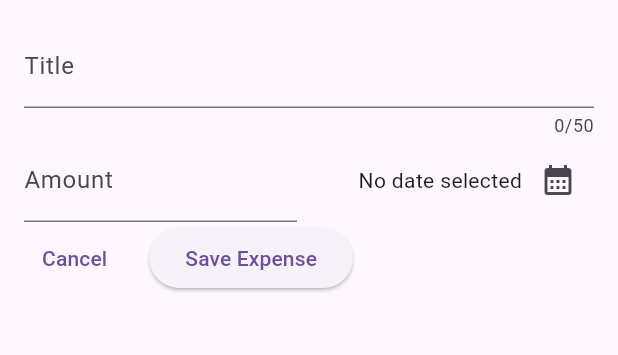
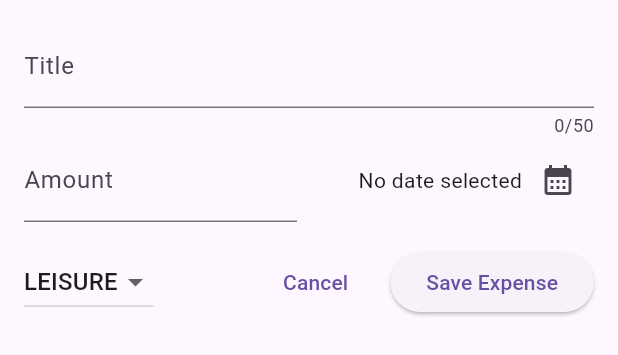
Before and after one commit to omanfathurrahman/expense_tracker, a Flutter app: the NewExpense widget shown alone on an empty page, opened directly, on a phone screen of 412 x 824 dp. Shown: the top 355 px of the screen. Run offline on Flutter 3.47's test engine with Material 2 defaults, Android fonts, the phone set to English and light mode, and no system bars.

Commit message:
Adding a Dropdown Button

```diff
--- a/lib/widgets/new_expense.dart
+++ b/lib/widgets/new_expense.dart
@@ -19,6 +19,7 @@ class _NewExpenseState extends State<NewExpense> {
   final _titleController = TextEditingController();
   final _amountController = TextEditingController();
   DateTime? _selectedDate;
+  Category _selectedCategory = Category.leisure;
 
   @override
   void dispose() {
@@ -70,7 +71,7 @@ class _NewExpenseState extends State<NewExpense> {
                   ),
                 ),
               ),
-              SizedBox(
+              const SizedBox(
                 width: 16,
               ),
               Expanded(
@@ -78,7 +79,9 @@ class _NewExpenseState extends State<NewExpense> {
                   mainAxisAlignment: MainAxisAlignment.end,
                   crossAxisAlignment: CrossAxisAlignment.center,
                   children: [
-                    Text( _selectedDate == null ? "No date selected": formatter.format(_selectedDate!)),
+                    Text(_selectedDate == null
+                        ? "No date selected"
+                        : formatter.format(_selectedDate!)),
                     IconButton(
                       onPressed: _presentDatePicker,
                       icon: const Icon(Icons.calendar_month),
@@ -88,8 +91,33 @@ class _NewExpenseState extends State<NewExpense> {
               )
             ],
           ),
+          const SizedBox(
+            height: 16,
+          ),
           Row(
             children: [
+              DropdownButton(
+                  value: _selectedCategory,
+                  items: Category.values
+                      .map(
+                        (category) => DropdownMenuItem(
+                          value: category,
+                          child: Text(
+                            category.name.toUpperCase(),
+                          ),
+                        ),
+                      )
+                      .toList(),
+                  onChanged: (value) {
+                    setState(() {
+                      if (value == null) {
+                        return;
+                      }
+                      _selectedCategory = value;
+                    });
+                    ;
+                  }),
+              const Spacer(),
               TextButton(
                 onPressed: () {
                   Navigator.pop(context);
```
